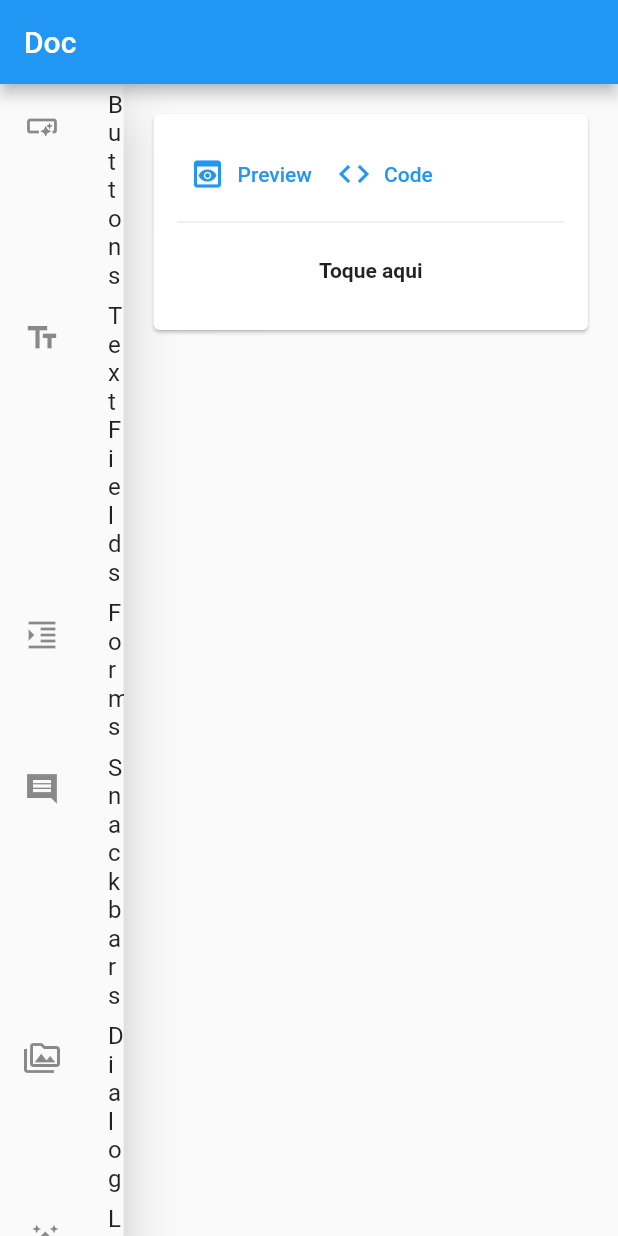
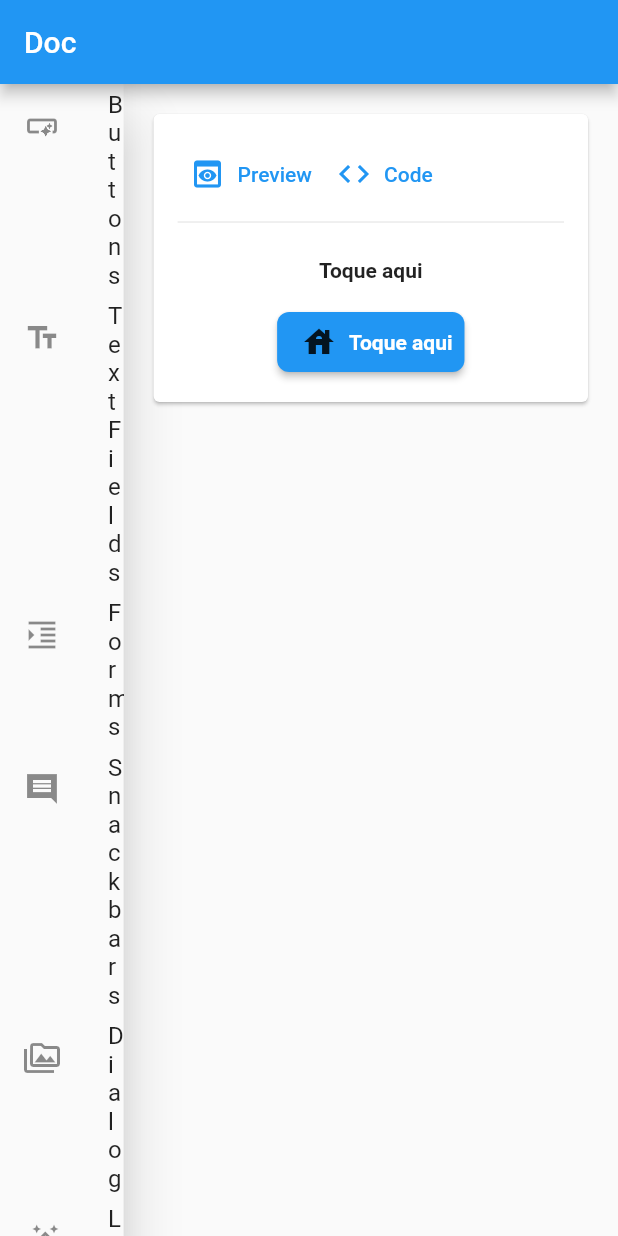
Before and after one commit to talisonfc/fotonica_ui_components, a Flutter app: the screen it shows after launch, on a phone screen of 412 x 824 dp. Run offline on Flutter 3.47's test engine with Material 2 defaults, Android fonts, the phone set to English and light mode, and no system bars; our stand-ins replace camera, dio, flutter_colorpicker, font_awesome_flutter, image_cropper, image_picker; missing offline and left inert: analyzer, build, source_gen.

Commit message:
Add address example

```diff
--- a/example/lib/examples/buttons_examples.dart
+++ b/example/lib/examples/buttons_examples.dart
@@ -27,10 +27,17 @@ class ButtonsExamplesState extends State<ButtonsExamples>{
   @override
   Widget build(BuildContext context) {
 
-    return ListView(
-      shrinkWrap: true,
+    return Column(
       children: [
         FotonicaElevatedButton(label: "Toque aqui", onPressed: () async {
+          // simulate a request
+          return Future.delayed(Duration(seconds: 2));
+        }),
+        FotonicaElevatedButton(
+          color: Theme.of(context).primaryColor,
+            labelColor: Colors.white,
+            icon: Icon(Icons.house),
+            label: "Toque aqui", onPressed: () async {
           // simulate a request
           return Future.delayed(Duration(seconds: 2));
         }),
--- a/lib/address/address_form.dart
+++ b/lib/address/address_form.dart
@@ -32,6 +32,10 @@ class AddressForm extends StatelessWidget {
           onChange: (cep) {
             viaCepAddress!.cep = cep;
           },
+          suffixIcon: IconButton(
+            icon: Icon(Icons.search),
+            onPressed: () {},
+          ),
         ),
         FotonicaTextField(
           label: "Cidade",
--- a/lib/fotonica_elevated_button.dart
+++ b/lib/fotonica_elevated_button.dart
@@ -48,6 +48,7 @@ class FotonicaElevatedButtonState extends State<FotonicaElevatedButton> {
       shape: RoundedRectangleBorder(borderRadius: BorderRadius.circular(8)),
       padding: EdgeInsets.symmetric(vertical: 8, horizontal: 8),
       child: Wrap(
+        crossAxisAlignment: WrapCrossAlignment.center,
         children: [
           if (widget.icon != null)
             Padding(
--- a/pubspec.yaml
+++ b/pubspec.yaml
@@ -9,7 +9,7 @@ environment:
 
 dependencies:
   flutter_colorpicker: ^0.5.0
-  image_picker: ^0.8.3+2
+  image_picker: ^0.8.4
   image_cropper: ^1.4.1
   camera: ^0.8.1+7
   dio: ^4.0.0
```
Also changed, not shown: example/lib/examples/address_examples.dart (+10 -1 lines), lib/address/address_controller.dart (added, +16 -0 lines), lib/address/cep_input.dart (+10 -11 lines), example/lib/examples/address_examples.g.dart, example/lib/examples/buttons_examples.g.dart.
